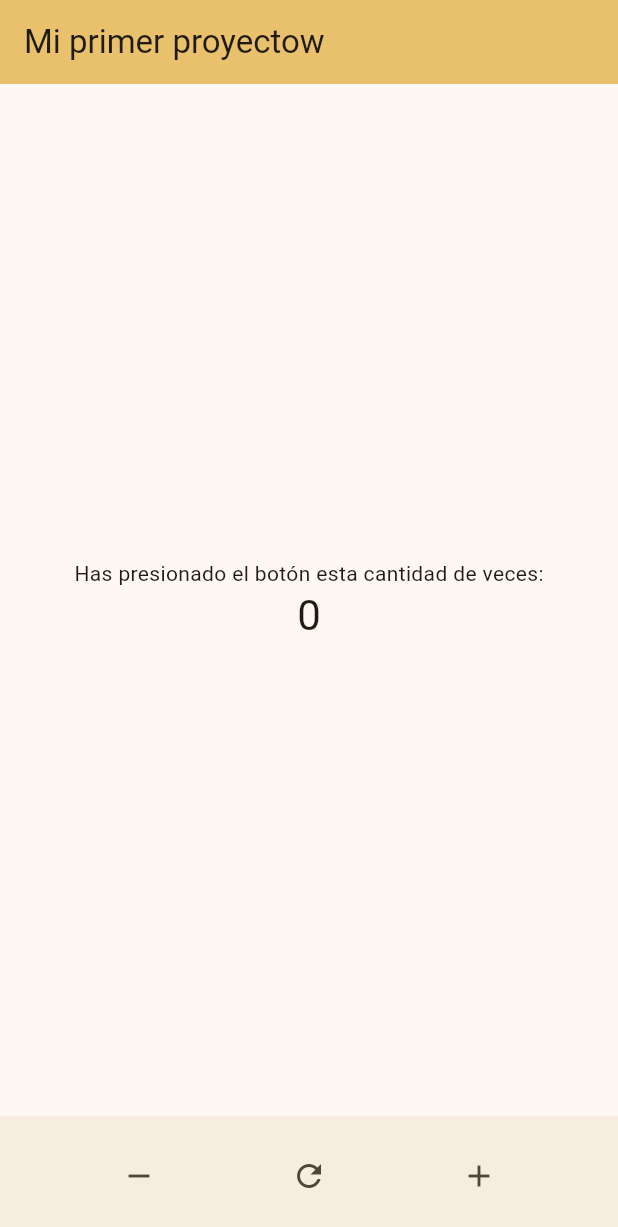
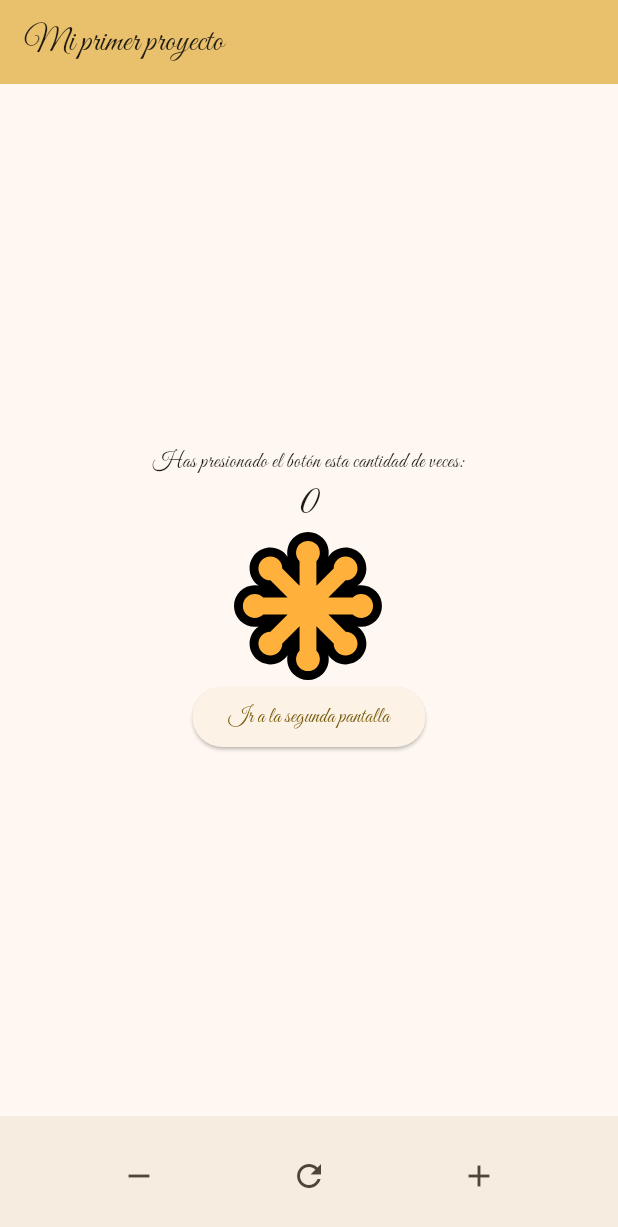
Before and after one commit to Juan-Rabay/3479A321_2020479040, a Flutter app: the screen it shows after launch, item 3 of the bottom bar chosen, after a tap on the "remove" icon, on a phone screen of 412 x 824 dp. Shown: the top 1227 px of the screen. Run offline on Flutter 3.47's test engine with Material 3 defaults, Android fonts, the phone set to English and light mode, and no system bars; our stand-ins replace flutter_svg, logger.

Commit message:
Commit lab4

```diff
--- a/lib/main.dart
+++ b/lib/main.dart
@@ -1,4 +1,7 @@
 import 'package:flutter/material.dart';
+import 'package:logger/logger.dart';
+import 'package:flutter_svg/flutter_svg.dart';
+import 'pages/home_page.dart';
 
 void main() {
   runApp(const MyApp());
@@ -9,97 +12,17 @@ class MyApp extends StatelessWidget {
 
   @override
   Widget build(BuildContext context) {
+    final Logger logger = Logger();
+    logger.d("Logger is working!");
+
     return MaterialApp(
-      title: 'Demo Flutter',
+      title: 'Mi Lab Flutter',
       theme: ThemeData(
         colorScheme: ColorScheme.fromSeed(seedColor: Colors.amber),
         useMaterial3: true,
+        fontFamily: 'GreatVibes',
       ),
-      home: const MyHomePage(title: 'Mi primer proyectow'),
+      home: const MyHomePage(title: 'Mi primer proyecto'),
     );
   }
 }
-
-class MyHomePage extends StatefulWidget {
-  const MyHomePage({super.key, required this.title});
-
-  final String title;
-
-  @override
-  State<MyHomePage> createState() => _MyHomePageState();
-}
-
-class _MyHomePageState extends State<MyHomePage> {
-  int _counter = 0;
-
-  void _incrementCounter() {
-    setState(() {
-      _counter++;
-    });
-  }
-
-  void _decrementCounter() {
-    setState(() {
-      if (_counter > 0) _counter--;
-    });
-  }
-
-  void _resetCounter() {
-    setState(() {
-      _counter = 0;
-    });
-  }
-
-  Widget buildBottomNavigationBar() {
-    return BottomAppBar(
-      shape: const CircularNotchedRectangle(),
-      notchMargin: 8.0,
-      child: Padding(
-        padding: const EdgeInsets.symmetric(horizontal: 20.0),
-        child: Row(
-          mainAxisAlignment: MainAxisAlignment.spaceAround,
-          children: <Widget>[
-            IconButton(
-              onPressed: _decrementCounter,
-              icon: const Icon(Icons.remove),
-              tooltip: 'Restar',
-            ),
-            IconButton(
-              onPressed: _resetCounter,
-              icon: const Icon(Icons.refresh),
-              tooltip: 'Reiniciar',
-            ),
-            IconButton(
-              onPressed: _incrementCounter,
-              icon: const Icon(Icons.add),
-              tooltip: 'Sumar',
-            ),
-          ],
-        ),
-      ),
-    );
-  }
-
-  @override
-  Widget build(BuildContext context) {
-    return Scaffold(
-      appBar: AppBar(
-        backgroundColor: Theme.of(context).colorScheme.inversePrimary,
-        title: Text(widget.title),
-      ),
-      body: Center(
-        child: Column(
-          mainAxisAlignment: MainAxisAlignment.center,
-          children: <Widget>[
-            const Text('Has presionado el botón esta cantidad de veces:'),
-            Text(
-              '$_counter',
-              style: Theme.of(context).textTheme.headlineMedium,
-            ),
-          ],
-        ),
-      ),
-      bottomNavigationBar: buildBottomNavigationBar(),
-    );
-  }
-}
--- /dev/null
+++ b/lib/pages/another_page.dart
@@ -0,0 +1,22 @@
+import 'package:flutter/material.dart';
+
+class SecondPage extends StatelessWidget {
+  const SecondPage({super.key});
+
+  @override
+  Widget build(BuildContext context) {
+    return Scaffold(
+      appBar: AppBar(
+        title: const Text("otra pantalla"),
+      ),
+      body: Center(
+        child: ElevatedButton(
+          onPressed: () {
+            Navigator.pop(context);
+          },
+          child: const Text('volver a la pantalla principal'),
+        ),
+      ),
+    );
+  }
+}
--- /dev/null
+++ b/lib/pages/home_page.dart
@@ -0,0 +1,104 @@
+import 'package:flutter/material.dart';
+import 'package:flutter_svg/flutter_svg.dart';
+import 'package:logger/logger.dart';
+import 'another_page.dart';
+
+class MyHomePage extends StatefulWidget {
+  const MyHomePage({super.key, required this.title});
+
+  final String title;
+
+  @override
+  State<MyHomePage> createState() => _MyHomePageState();
+}
+
+class _MyHomePageState extends State<MyHomePage> {
+  int _counter = 0;
+  String iconPath = 'assets/icons/my_icon.svg';
+
+  final Logger logger = Logger();
+
+  void _incrementCounter() {
+    setState(() {
+      _counter++;
+    });
+    logger.d("Incremented counter to $_counter");
+  }
+
+  void _decrementCounter() {
+    setState(() {
+      if (_counter > 0) _counter--;
+    });
+    logger.d("Decremented counter to $_counter");
+  }
+
+  void _resetCounter() {
+    setState(() {
+      _counter = 0;
+    });
+    logger.d("Reset counter to $_counter");
+  }
+
+  Widget buildBottomNavigationBar() {
+    return BottomAppBar(
+      shape: const CircularNotchedRectangle(),
+      notchMargin: 8.0,
+      child: Padding(
+        padding: const EdgeInsets.symmetric(horizontal: 20.0),
+        child: Row(
+          mainAxisAlignment: MainAxisAlignment.spaceAround,
+          children: <Widget>[
+            IconButton(
+              onPressed: _decrementCounter,
+              icon: const Icon(Icons.remove),
+              tooltip: 'Restar',
+            ),
+            IconButton(
+              onPressed: _resetCounter,
+              icon: const Icon(Icons.refresh),
+              tooltip: 'Reiniciar',
+            ),
+            IconButton(
+              onPressed: _incrementCounter,
+              icon: const Icon(Icons.add),
+              tooltip: 'Sumar',
+            ),
+          ],
+        ),
+      ),
+    );
+  }
+
+  @override
+  Widget build(BuildContext context) {
+    return Scaffold(
+      appBar: AppBar(
+        backgroundColor: Theme.of(context).colorScheme.inversePrimary,
+        title: Text(widget.title),
+      ),
+      body: Center(
+        child: Column(
+          mainAxisAlignment: MainAxisAlignment.center,
+          children: <Widget>[
+            const Text('Has presionado el botón esta cantidad de veces:'),
+            Text(
+              '$_counter',
+              style: Theme.of(context).textTheme.headlineMedium,
+            ),
+            SvgPicture.asset(iconPath, width: 100, height: 100),
+            ElevatedButton(
+              onPressed: () {
+                Navigator.push(
+                  context,
+                  MaterialPageRoute(builder: (context) => const SecondPage()),
+                );
+              },
+              child: const Text('Ir a la segunda pantalla'),
+            ),
+          ],
+        ),
+      ),
+      bottomNavigationBar: buildBottomNavigationBar(),
+    );
+  }
+}
```
Also changed, not shown: pubspec.yaml (+9 -66 lines), assets/fonts/GreatVibes-Regular.ttf (added), assets/icons/my_icon.svg (added), pubspec.lock.
